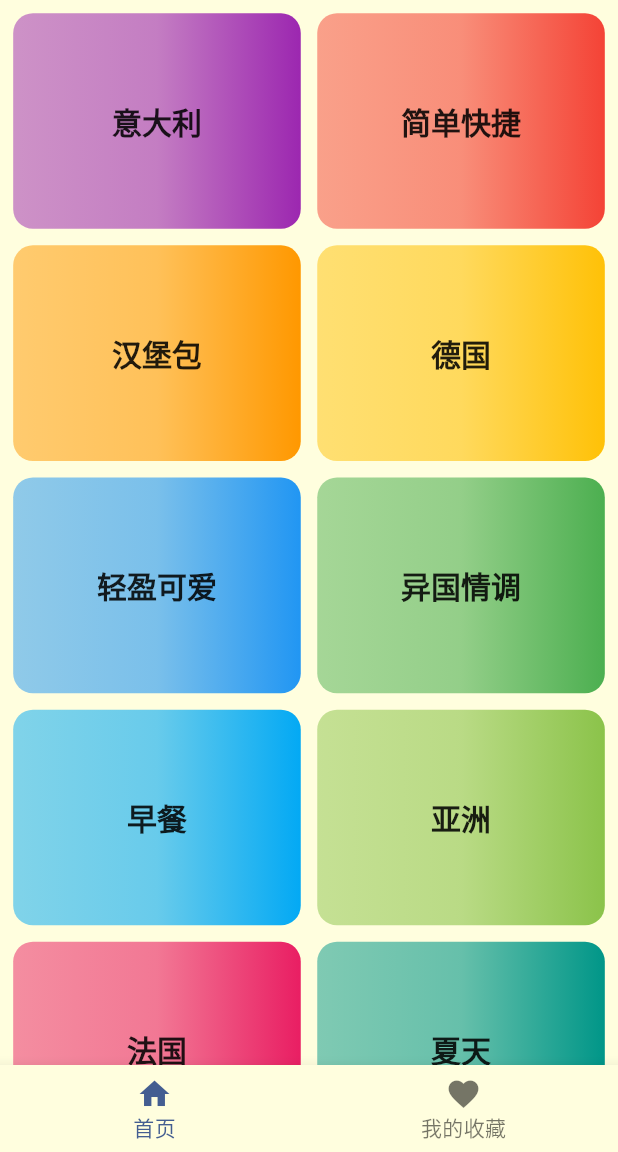
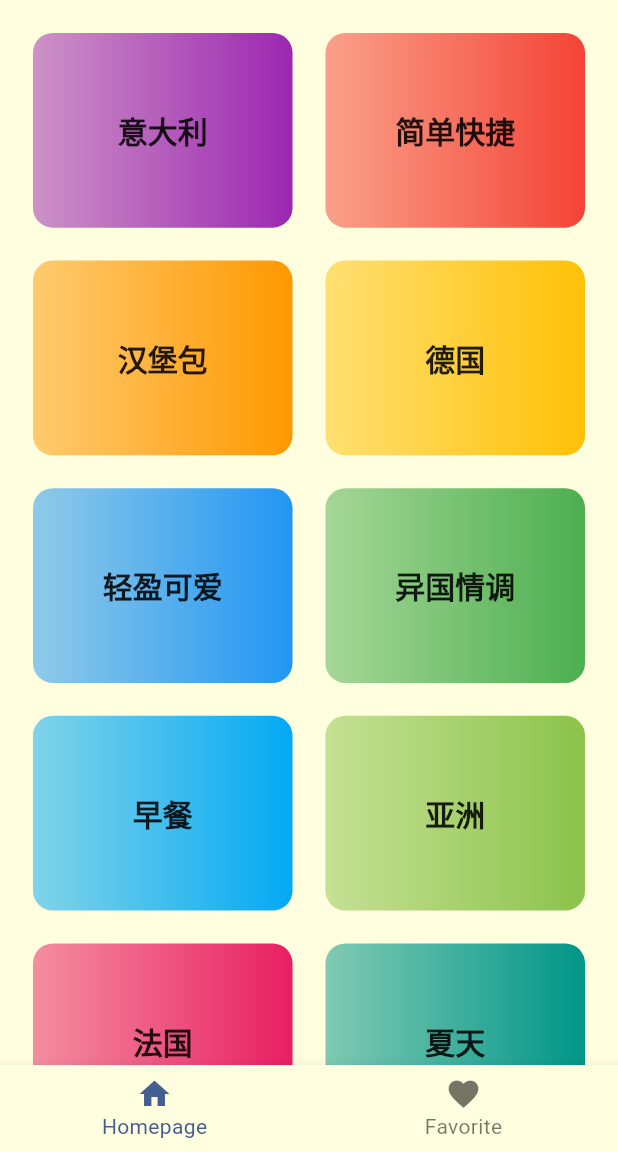
Before and after one commit to yuunik/food_court, a Flutter app: the screen it shows after launch, on a phone screen of 412 x 824 dp, the part 84-1236 px from its top. Run offline on Flutter 3.47's test engine with Material 3 defaults, Android fonts, the light colour scheme and no system bars; our stand-ins replace dio.

Commit message:
feat: 组件抽取。

```diff
--- a/lib/ui/pages/home/home_content.dart
+++ b/lib/ui/pages/home/home_content.dart
@@ -4,32 +4,10 @@ import 'package:food_court/core/extension/double_fit.dart';
 import 'package:food_court/core/extension/int_fit.dart';
 import 'package:food_court/core/model/category_model.dart';
 import 'package:food_court/core/utils/json_parse.dart';
+import 'package:food_court/ui/pages/home/home_content_item.dart';
 
-class HomeContent extends StatefulWidget {
+class HomeContent extends StatelessWidget {
   const HomeContent({super.key});
-
-  @override
-  State<HomeContent> createState() => _HomeContentState();
-}
-
-class _HomeContentState extends State<HomeContent> {
-  List<CategoryModel> _categoryList = [];
-
-  @override
-  void initState() {
-    // TODO: implement initState
-    super.initState();
-    // 获取分类列表
-    _getCategoryList();
-  }
-
-  // 获取分类列表
-  Future<void> _getCategoryList() async {
-    final categoryList = await JsonParse.getCategoryList();
-    setState(() {
-      _categoryList = categoryList;
-    });
-  }
 
   @override
   Widget build(BuildContext context) {
@@ -40,34 +18,51 @@ class _HomeContentState extends State<HomeContent> {
           backgroundColor: Theme.of(context).colorScheme.primary,
         ),
         backgroundColor: Theme.of(context).canvasColor,
-        body: GridView.builder(
-          padding: EdgeInsets.all(8.0.px),
-          itemCount: _categoryList.length,
-          gridDelegate: SliverGridDelegateWithFixedCrossAxisCount(
-            crossAxisCount: 2,
-            childAspectRatio: 4 / 3,
-            mainAxisSpacing: 10.px,
-            crossAxisSpacing: 10.px
-          ),
-          itemBuilder: (context, index) {
-            return Container(
-              decoration: BoxDecoration(
-                gradient: LinearGradient(
-                    colors: [
-                      _categoryList[index].color!.withOpacity(.5),
-                      _categoryList[index].color!.withOpacity(.6),
-                      _categoryList[index].color!,
-                    ]),
-                borderRadius: BorderRadius.circular(12.px),
+        body: FutureBuilder<List<CategoryModel>>(
+          future: JsonParse.getCategoryList(),
+          builder: (context, snapshot) {
+            // 没有数据, 显示加载中
+            if (!snapshot.hasData) {
+              return Center(
+                child: Column(
+                  mainAxisAlignment: MainAxisAlignment.center,
+                  children: [
+                    const CircularProgressIndicator(),
+                    Text(
+                      "正在获取数据中...",
+                      style: Theme.of(context).textTheme.bodyMedium,
+                    )
+                  ],
+                ),
+              );
+            }
+            // 数据获取失败
+            if (snapshot.hasError) {
+              return Center(
+                child: Column(
+                  children: [
+                    const Icon(Icons.error),
+                    Text(
+                      "数据获取失败",
+                      style: Theme.of(context).textTheme.bodyMedium,
+                    )
+                  ],
+                ),
+              );
+            }
+            final categoryList = snapshot.data!;
+            return GridView.builder(
+              padding: EdgeInsets.all(20.0.px),
+              itemCount: categoryList.length,
+              gridDelegate: SliverGridDelegateWithFixedCrossAxisCount(
+                  crossAxisCount: 2,
+                  childAspectRatio: 4 / 3,
+                  mainAxisSpacing: 20.px,
+                  crossAxisSpacing: 20.px
               ),
-              child: Center(
-                child: Text(
-                  _categoryList[index].title!,
-                  style: Theme.of(context).textTheme.displayMedium!.copyWith(
-                    fontWeight: FontWeight.bold
-                  )
-                ),
-              ),
+              itemBuilder: (context, index) {
+                return HomeContentItem(categoryList[index]);
+              },
             );
           },
         )
--- /dev/null
+++ b/lib/ui/pages/home/home_content_item.dart
@@ -0,0 +1,32 @@
+import 'package:flutter/material.dart';
+
+import 'package:food_court/core/extension/int_fit.dart';
+import 'package:food_court/core/model/category_model.dart';
+
+class HomeContentItem extends StatelessWidget {
+  final CategoryModel _categoryModel;
+
+  const HomeContentItem(this._categoryModel, {super.key});
+
+  @override
+  Widget build(BuildContext context) {
+    return Container(
+      decoration: BoxDecoration(
+        gradient: LinearGradient(
+            colors: [
+              _categoryModel.color!.withOpacity(.5),
+              _categoryModel.color!
+            ]),
+        borderRadius: BorderRadius.circular(12.px),
+      ),
+      child: Center(
+        child: Text(
+            _categoryModel.title!,
+            style: Theme.of(context).textTheme.displayMedium!.copyWith(
+                fontWeight: FontWeight.bold
+            )
+        ),
+      ),
+    );
+  }
+}
--- a/lib/ui/pages/main/initalize_items.dart
+++ b/lib/ui/pages/main/initalize_items.dart
@@ -11,11 +11,11 @@ List<Widget> pageList = <Widget>[
 // 底部导航栏配置
 List<BottomNavigationBarItem> bottomNavigationBarItemList = const <BottomNavigationBarItem>[
   BottomNavigationBarItem(
-    label: "首页",
+    label: "Homepage",
     icon: Icon(Icons.home)
   ),
   BottomNavigationBarItem(
-    label: "我的收藏",
+    label: "Favorite",
     icon: Icon(Icons.favorite)
   )
 ];
--- a/pubspec.yaml
+++ b/pubspec.yaml
@@ -36,6 +36,7 @@ dependencies:
   # Use with the CupertinoIcons class for iOS style icons.
   cupertino_icons: ^1.0.8
   dio: ^5.7.0
+  provider: ^6.1.2
 
 dev_dependencies:
   flutter_test:
```
Also changed, not shown: pubspec.lock.
